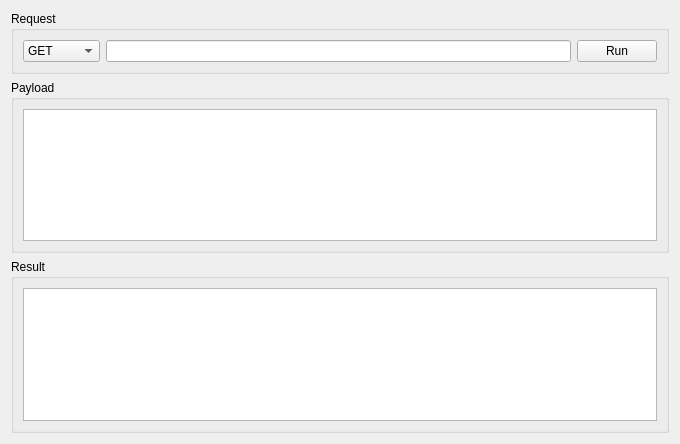
The window that src/CRequestGUI.ui (ArsMasiuk/bootsmann) describes before a commit, drawn with Qt 5.
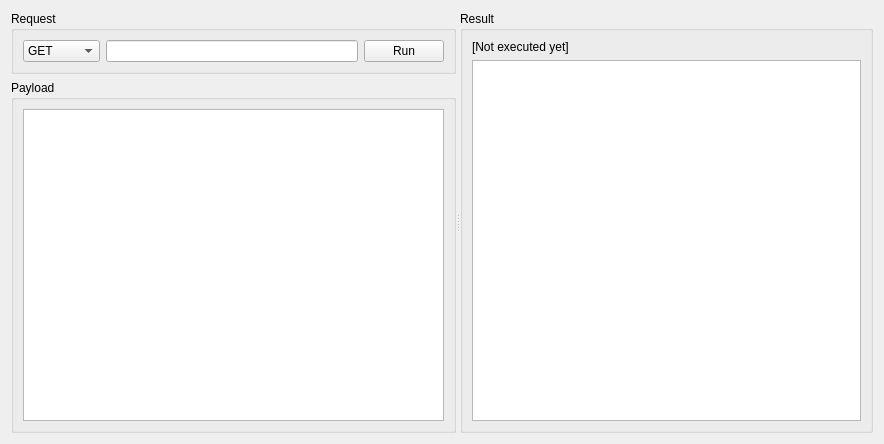
The same window after the commit.

```diff
--- a/src/CRequestGUI.ui
+++ b/src/CRequestGUI.ui
@@ -6,13 +6,26 @@
    <rect>
     <x>0</x>
     <y>0</y>
-    <width>680</width>
+    <width>884</width>
     <height>444</height>
    </rect>
   </property>
   <property name="windowTitle">
    <string>Form</string>
   </property>
+  <layout class="QHBoxLayout" name="horizontalLayout_2">
+   <item>
+    <widget class="QSplitter" name="splitter">
+     <property name="sizePolicy">
+      <sizepolicy hsizetype="Expanding" vsizetype="Preferred">
+       <horstretch>1</horstretch>
+       <verstretch>1</verstretch>
+      </sizepolicy>
+     </property>
+     <property name="orientation">
+      <enum>Qt::Horizontal</enum>
+     </property>
+     <widget class="QWidget" name="">
   <layout class="QVBoxLayout" name="verticalLayout_3">
    <item>
     <widget class="QGroupBox" name="RequestGB">
@@ -77,16 +90,25 @@
      </layout>
     </widget>
    </item>
-   <item>
+      </layout>
+     </widget>
     <widget class="QGroupBox" name="OutputGB">
      <property name="title">
       <string>Result</string>
      </property>
      <layout class="QVBoxLayout" name="verticalLayout_2">
+       <item>
+        <widget class="QLabel" name="ResultCode">
+         <property name="text">
+          <string>[Not executed yet]</string>
+         </property>
+        </widget>
+       </item>
       <item>
        <widget class="QPlainTextEdit" name="OutputText"/>
       </item>
      </layout>
+     </widget>
     </widget>
    </item>
   </layout>
```
Lines whose indentation alone changed are shown as unchanged.
